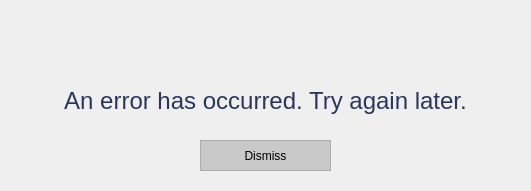
Old version of the form Gui/Administrator/AddPilot/AddPilotError.ui in the repository whitePenumbra/SARdrone.
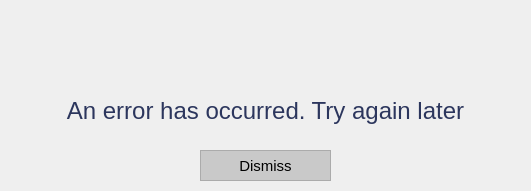
New version of the form. Icons and pictures are not drawn.

```diff
--- a/Gui/Administrator/AddPilot/AddPilotError.ui
+++ b/Gui/Administrator/AddPilot/AddPilotError.ui
@@ -1,7 +1,7 @@
 <?xml version="1.0" encoding="UTF-8"?>
 <ui version="4.0">
- <class>Dialog</class>
- <widget class="QDialog" name="Dialog">
+ <class>MainWindow</class>
+ <widget class="QMainWindow" name="MainWindow">
   <property name="geometry">
    <rect>
     <x>0</x>
@@ -29,11 +29,53 @@
    <iconset>
     <normaloff>../../Resources/logo_svg.svg</normaloff>../../Resources/logo_svg.svg</iconset>
   </property>
+  <widget class="QWidget" name="centralwidget">
+   <widget class="QWidget" name="layoutWidget">
+    <property name="geometry">
+     <rect>
+      <x>20</x>
+      <y>19</y>
+      <width>491</width>
+      <height>121</height>
+     </rect>
+    </property>
+    <layout class="QVBoxLayout" name="verticalLayout_3">
+     <item>
+      <widget class="QLabel" name="label">
+       <property name="text">
+        <string/>
+       </property>
+       <property name="pixmap">
+        <pixmap>../../Resources/error.png</pixmap>
+       </property>
+       <property name="alignment">
+        <set>Qt::AlignCenter</set>
+       </property>
+      </widget>
+     </item>
+     <item>
+      <widget class="QLabel" name="lbl_error">
+       <property name="font">
+        <font>
+         <family>Helvetica</family>
+         <pointsize>19</pointsize>
+        </font>
+       </property>
+       <property name="text">
+        <string>&lt;html&gt;&lt;head/&gt;&lt;body&gt;&lt;p&gt;&lt;span style=&quot; font-size:18pt; color:#2c365d;&quot;&gt;An error has occurred. Try again later&lt;/span&gt;&lt;/p&gt;&lt;/body&gt;&lt;/html&gt;</string>
+       </property>
+       <property name="alignment">
+        <set>Qt::AlignCenter</set>
+       </property>
+      </widget>
+     </item>
+    </layout>
+   </widget>
   <widget class="QPushButton" name="btn_OK">
    <property name="geometry">
     <rect>
      <x>200</x>
-     <y>140</y>
+      <y>150</y>
      <width>131</width>
      <height>31</height>
     </rect>
@@ -50,6 +92,12 @@
      <height>31</height>
     </size>
    </property>
+    <property name="font">
+     <font>
+      <family>Helvetica</family>
+      <pointsize>11</pointsize>
+     </font>
+    </property>
    <property name="styleSheet">
     <string notr="true">QPushButton {
 color: rgb(0, 0, 0);
@@ -78,46 +126,6 @@
     <string>Dismiss</string>
    </property>
   </widget>
-  <widget class="QWidget" name="">
-   <property name="geometry">
-    <rect>
-     <x>20</x>
-     <y>9</y>
-     <width>491</width>
-     <height>121</height>
-    </rect>
-   </property>
-   <layout class="QVBoxLayout" name="verticalLayout_3">
-    <item>
-     <widget class="QLabel" name="label">
-      <property name="text">
-       <string/>
-      </property>
-      <property name="pixmap">
-       <pixmap>../../Resources/error.png</pixmap>
-      </property>
-      <property name="alignment">
-       <set>Qt::AlignCenter</set>
-      </property>
-     </widget>
-    </item>
-    <item>
-     <widget class="QLabel" name="lbl_error">
-      <property name="font">
-       <font>
-        <family>Helvetica</family>
-        <pointsize>19</pointsize>
-       </font>
-      </property>
-      <property name="text">
-       <string>&lt;html&gt;&lt;head/&gt;&lt;body&gt;&lt;p&gt;&lt;span style=&quot; font-size:18pt; color:#2c365d;&quot;&gt;An error has occurred. Try again later.&lt;/span&gt;&lt;/p&gt;&lt;/body&gt;&lt;/html&gt;</string>
-      </property>
-      <property name="alignment">
-       <set>Qt::AlignCenter</set>
-      </property>
-     </widget>
-    </item>
-   </layout>
   </widget>
  </widget>
  <resources/>
```
Lines whose indentation alone changed are shown as unchanged.
